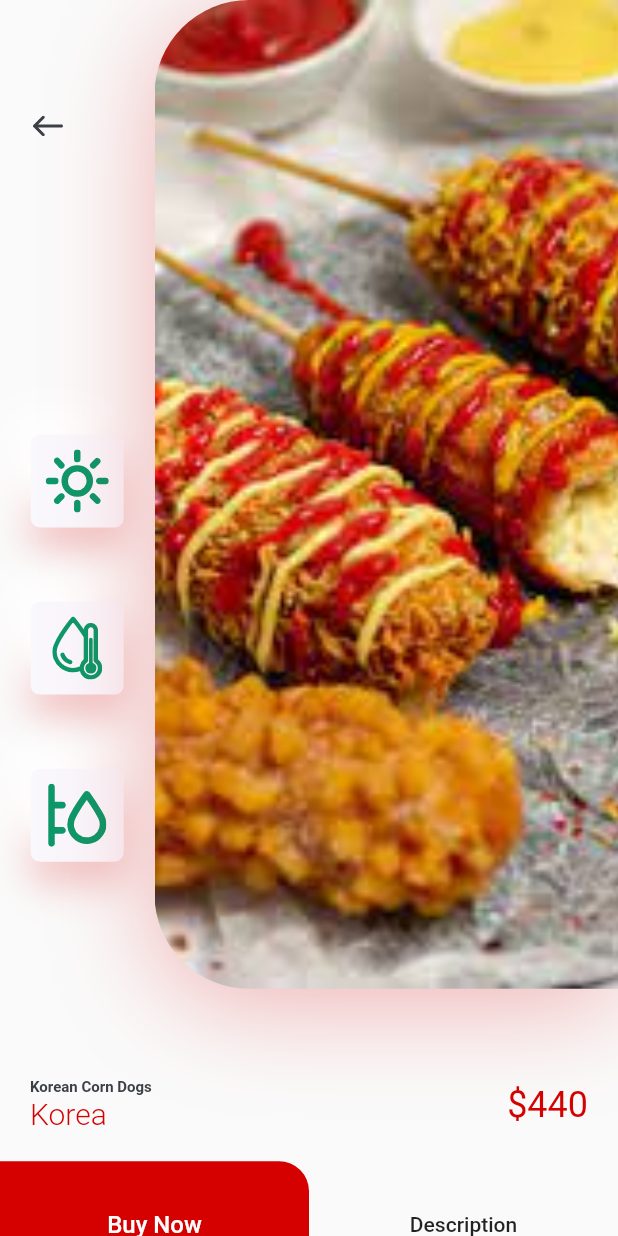
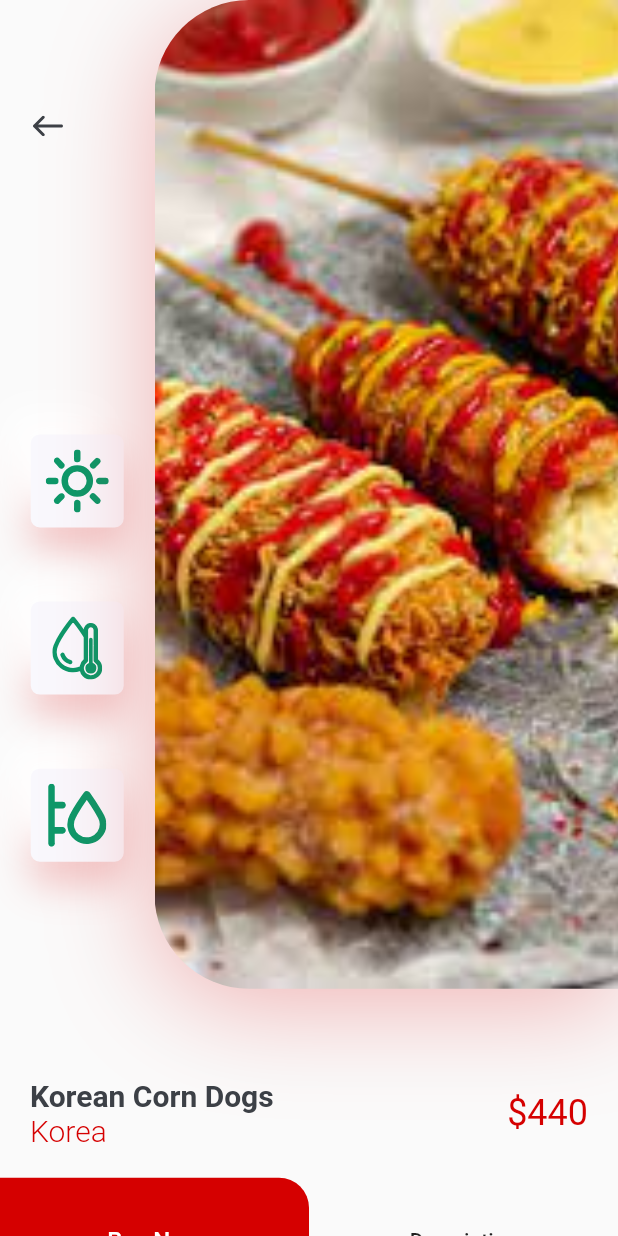
Before and after one commit to Ajisetiawann/resep-makanan, a Flutter app: the DetailsScreen screen opened directly, on a phone screen of 412 x 824 dp. Run offline on Flutter 3.47's test engine with Material 2 defaults, Android fonts, the phone set to English and light mode, and no system bars; our stand-ins replace flutter_svg, video_player; network calls fail.

```diff
--- a/lib/screens/details/components/title_and_price.dart
+++ b/lib/screens/details/components/title_and_price.dart
@@ -24,7 +24,7 @@ class TitleAndPrice extends StatelessWidget {
               children: [
                 TextSpan(
                   text: "$title\n",
-                  style: Theme.of(context).textTheme.headline4!.copyWith(color: kTextColor, fontSize: 10, fontWeight: FontWeight.bold),
+                  style: Theme.of(context).textTheme.headline4!.copyWith(color: kTextColor, fontSize: 20, fontWeight: FontWeight.bold),
                 ),
                 TextSpan(
                   text: country,
```
Also changed, not shown: 1 other file.
